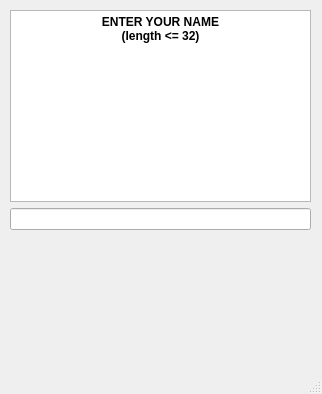
Above: CHAT/CLIENT_PART/mainwindow.ui from xCthulhuFtagn/OS6 before the change. Below: the same form after it.
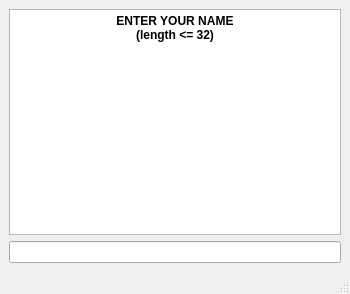
That is the form after the change.

The edit to the form file:
```diff
--- a/CHAT/CLIENT_PART/mainwindow.ui
+++ b/CHAT/CLIENT_PART/mainwindow.ui
@@ -6,23 +6,22 @@
    <rect>
     <x>0</x>
     <y>0</y>
-    <width>322</width>
-    <height>394</height>
+    <width>350</width>
+    <height>294</height>
    </rect>
   </property>
   <property name="windowTitle">
    <string>MainWindow</string>
   </property>
   <widget class="QWidget" name="centralwidget">
-   <widget class="QWidget" name="verticalLayoutWidget">
-    <property name="geometry">
-     <rect>
-      <x>10</x>
-      <y>10</y>
-      <width>301</width>
-      <height>331</height>
-     </rect>
-    </property>
+   <property name="minimumSize">
+    <size>
+     <width>350</width>
+     <height>250</height>
+    </size>
+   </property>
+   <layout class="QHBoxLayout" name="horizontalLayout">
+    <item>
     <layout class="QVBoxLayout" name="verticalLayout">
      <item>
       <widget class="QTextBrowser" name="NameText">
@@ -39,7 +38,6 @@
         <string>&lt;!DOCTYPE HTML PUBLIC &quot;-//W3C//DTD HTML 4.0//EN&quot; &quot;http://www.w3.org/TR/REC-html40/strict.dtd&quot;&gt;
 &lt;html&gt;&lt;head&gt;&lt;meta name=&quot;qrichtext&quot; content=&quot;1&quot; /&gt;&lt;meta charset=&quot;utf-8&quot; /&gt;&lt;style type=&quot;text/css&quot;&gt;
 p, li { white-space: pre-wrap; }
-hr { height: 1px; border-width: 0; }
 &lt;/style&gt;&lt;/head&gt;&lt;body style=&quot; font-family:'Ubuntu'; font-size:11pt; font-weight:400; font-style:normal;&quot;&gt;
 &lt;p align=&quot;center&quot; style=&quot; margin-top:0px; margin-bottom:0px; margin-left:0px; margin-right:0px; -qt-block-indent:0; text-indent:0px;&quot;&gt;&lt;span style=&quot; font-size:9pt; font-weight:700;&quot;&gt;ENTER YOUR NAME&lt;/span&gt;&lt;/p&gt;
 &lt;p align=&quot;center&quot; style=&quot; margin-top:0px; margin-bottom:0px; margin-left:0px; margin-right:0px; -qt-block-indent:0; text-indent:0px;&quot;&gt;&lt;span style=&quot; font-size:9pt; font-weight:700;&quot;&gt;(length &amp;lt;= 32)&lt;/span&gt;&lt;/p&gt;
@@ -50,21 +48,9 @@
      <item>
       <widget class="QLineEdit" name="NameLine"/>
      </item>
-     <item>
-      <spacer name="verticalSpacer">
-       <property name="orientation">
-        <enum>Qt::Vertical</enum>
-       </property>
-       <property name="sizeHint" stdset="0">
-        <size>
-         <width>20</width>
-         <height>40</height>
-        </size>
-       </property>
-      </spacer>
-     </item>
-    </layout>
-   </widget>
+     </layout>
+    </item>
+   </layout>
   </widget>
   <widget class="QMenuBar" name="menubar">
    <property name="geometry">
```
Left out of the diff: 2 changed lines with no effect on the pictures. Lines whose indentation alone changed are shown as unchanged.
